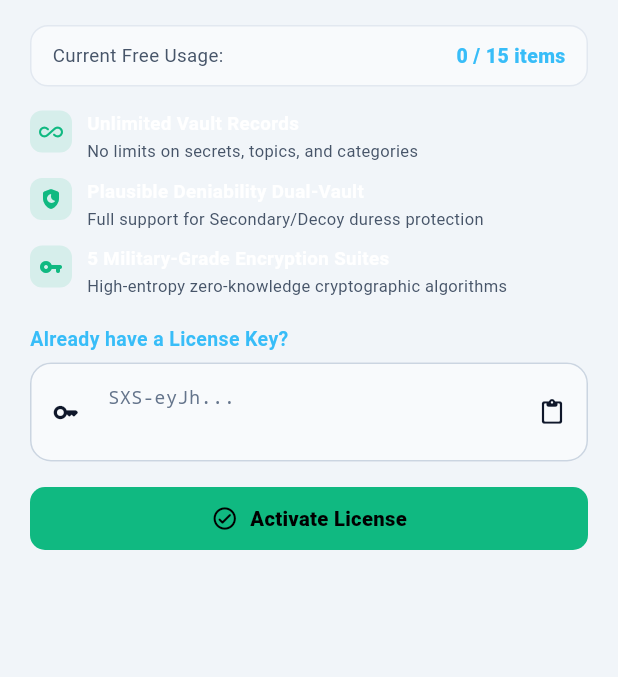
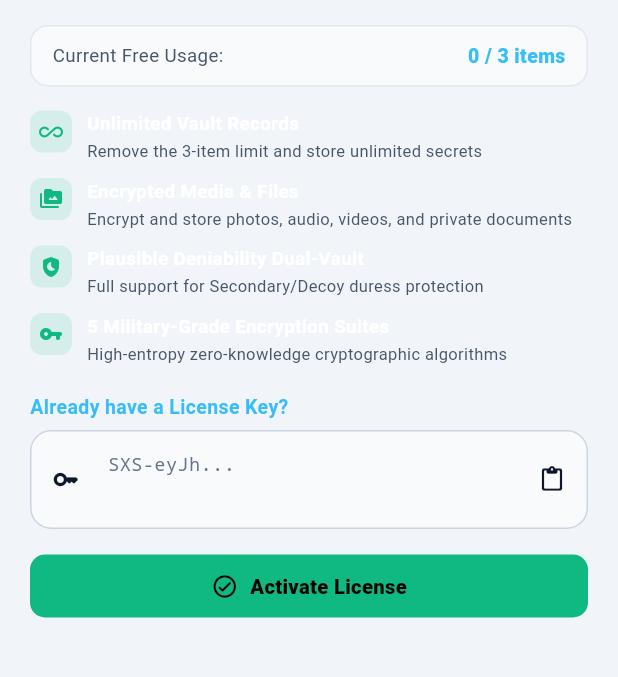
Before and after one commit to superxsiwa/superxsecret, a Flutter app: the ProUpgradeSheet widget shown alone on an empty page, opened directly with empty values, on a phone screen of 412 x 824 dp, the part 89-766 px from its top. Run offline on Flutter 3.47's test engine with Material 3 defaults, Android fonts, the phone set to English and light mode, and no system bars; our stand-ins replace file_picker, share_plus, shared_preferences; missing offline and left inert: cryptography, dart:html; accounts and stored records are empty.

Commit message:
feat: restrict Free Tier to 3 items and Text category only

```diff
--- a/lib/ui/core/controllers/license_controller.dart
+++ b/lib/ui/core/controllers/license_controller.dart
@@ -14,7 +14,14 @@ class LicenseController extends ChangeNotifier {
       '12f21eaea1309b4b9b37fba2dd9af60ccd8a3ca1d1744623c796a9c668a8b0eb';
 
   /// Maximum items allowed in the Free Tier.
-  static const int maxFreeItems = 15;
+  static const int maxFreeItems = 3;
+
+  /// Whether a specific category is permitted under the current license.
+  /// Free Tier only permits Text secrets. Pro unlocks all media/file categories.
+  bool isCategoryAllowed(String category) {
+    if (_isPro) return true;
+    return category.toLowerCase() == 'text';
+  }
 
   bool _isPro = false;
   String? _licenseKey;
--- a/lib/ui/features/vault/views/pro_upgrade_sheet.dart
+++ b/lib/ui/features/vault/views/pro_upgrade_sheet.dart
@@ -262,11 +262,22 @@ class _ProUpgradeSheetState extends State<ProUpgradeSheet> {
                 context,
                 icon: Icons.all_inclusive_rounded,
                 title: isThai
-                    ? 'บันทึกข้อมูลไม่จำกัดจำนวน (Unlimited Items)'
+                    ? 'บันทึกข้อมูลไม่จำกัด (Unlimited Records)'
                     : 'Unlimited Vault Records',
                 desc: isThai
-                    ? 'บันทึกรหัสผ่าน บัตรเครดิต และโน้ตลับได้ไม่จำกัด'
-                    : 'No limits on secrets, topics, and categories',
+                    ? 'ปลดล็อกข้อจำกัด 3 รายการ ให้คุณจัดเก็บได้อย่างไร้ขีดจำกัด'
+                    : 'Remove the 3-item limit and store unlimited secrets',
+              ),
+              const SizedBox(height: 10),
+              _buildFeatureRow(
+                context,
+                icon: Icons.perm_media_rounded,
+                title: isThai
+                    ? 'รองรับไฟล์มัลติมีเดีย (Media & File Vault)'
+                    : 'Encrypted Media & Files',
+                desc: isThai
+                    ? 'ปลดล็อกรูปภาพ (Image), ไฟล์เสียง (Audio), วิดีโอ (Video) และไฟล์เอกสาร (File)'
+                    : 'Encrypt and store photos, audio, videos, and private documents',
               ),
               const SizedBox(height: 10),
               _buildFeatureRow(
```
Also changed, not shown: lib/ui/features/vault/views/vault_dashboard_view.dart (+70 -2 lines), 1 other file.
